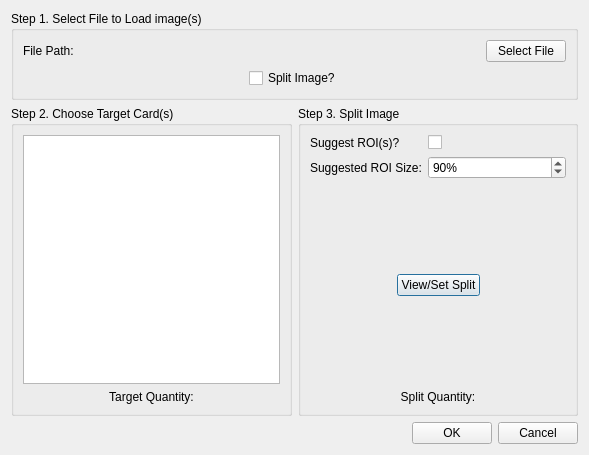
Old version of the form accupatt/windows/ui/loadCards.ui in the repository gill14/AccuPatt.
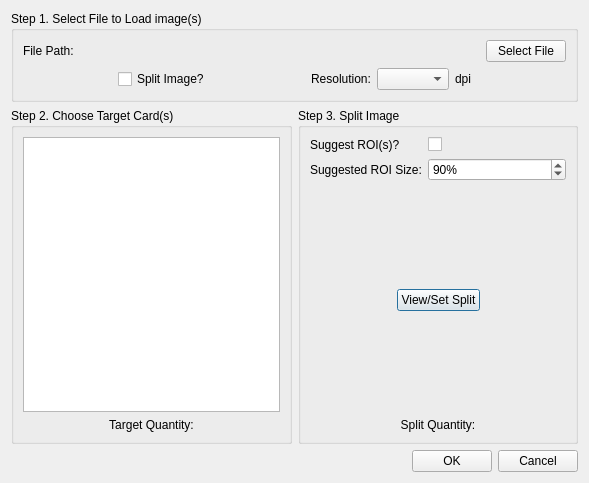
New version of the form.

Commit message: Refactor legacy import, continue card development

Patch:
```diff
--- a/accupatt/windows/ui/loadCards.ui
+++ b/accupatt/windows/ui/loadCards.ui
@@ -7,7 +7,7 @@
     <x>0</x>
     <y>0</y>
     <width>589</width>
-    <height>455</height>
+    <height>483</height>
    </rect>
   </property>
   <property name="windowTitle">
@@ -82,6 +82,40 @@
           </property>
          </spacer>
         </item>
+        <item>
+         <widget class="QLabel" name="label">
+          <property name="text">
+           <string>Resolution:</string>
+          </property>
+         </widget>
+        </item>
+        <item>
+         <widget class="QComboBox" name="comboBoxResolution">
+          <property name="sizeAdjustPolicy">
+           <enum>QComboBox::AdjustToContents</enum>
+          </property>
+         </widget>
+        </item>
+        <item>
+         <widget class="QLabel" name="label_2">
+          <property name="text">
+           <string>dpi</string>
+          </property>
+         </widget>
+        </item>
+        <item>
+         <spacer name="horizontalSpacer_3">
+          <property name="orientation">
+           <enum>Qt::Horizontal</enum>
+          </property>
+          <property name="sizeHint" stdset="0">
+           <size>
+            <width>40</width>
+            <height>20</height>
+           </size>
+          </property>
+         </spacer>
+        </item>
        </layout>
       </item>
      </layout>
@@ -96,7 +130,11 @@
        </property>
        <layout class="QVBoxLayout" name="verticalLayout_2">
         <item>
-         <widget class="QListWidget" name="listWidget"/>
+         <widget class="QListWidget" name="listWidget">
+          <property name="alternatingRowColors">
+           <bool>true</bool>
+          </property>
+         </widget>
         </item>
         <item>
          <widget class="QLabel" name="labelTargetQuantity">
@@ -165,7 +203,7 @@
           <property name="sizeHint" stdset="0">
            <size>
             <width>20</width>
-            <height>38</height>
+            <height>52</height>
            </size>
           </property>
          </spacer>
@@ -224,7 +262,7 @@
           <property name="sizeHint" stdset="0">
            <size>
             <width>20</width>
-            <height>37</height>
+            <height>51</height>
            </size>
           </property>
          </spacer>
```
The commit also changes 14 other files.
